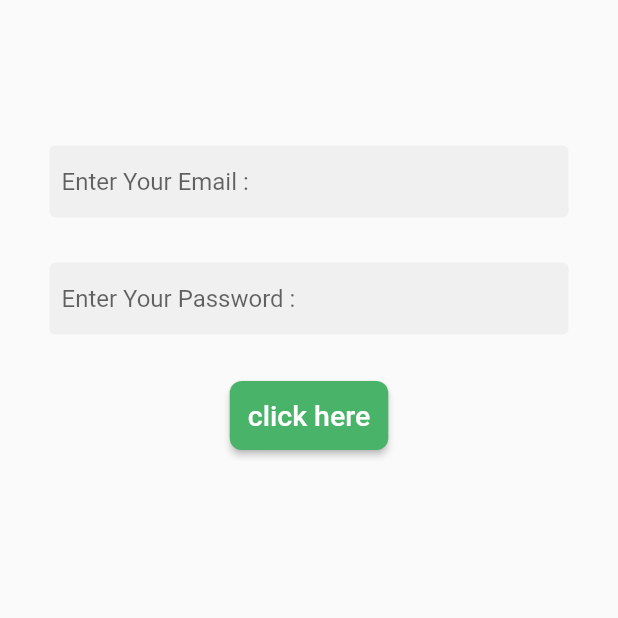
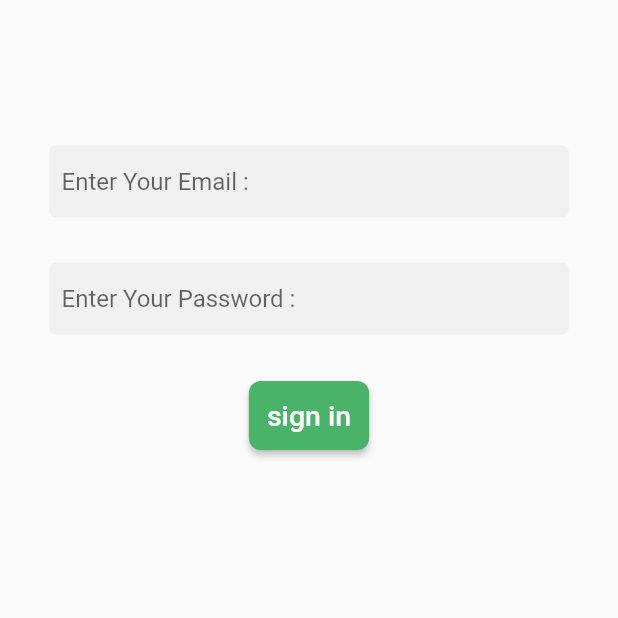
Before and after one commit to abdorady2022001/Electronic_shop, a Flutter app: the screen it shows after launch, on a phone screen of 412 x 824 dp, the top half of it. Run offline on Flutter 3.47's test engine with Material 2 defaults, Android fonts, the phone set to English and light mode, and no system bars.

Commit message:
Change the name of the button

```diff
--- a/lib/pages/login.dart
+++ b/lib/pages/login.dart
@@ -44,7 +44,7 @@ class login extends StatelessWidget {
                       borderRadius: BorderRadius.circular(8))),
                 ),
                 child: Text(
-                  "click here",
+                  "sign in",
                   style: TextStyle(fontSize: 19),
                 ),
               ),
```
